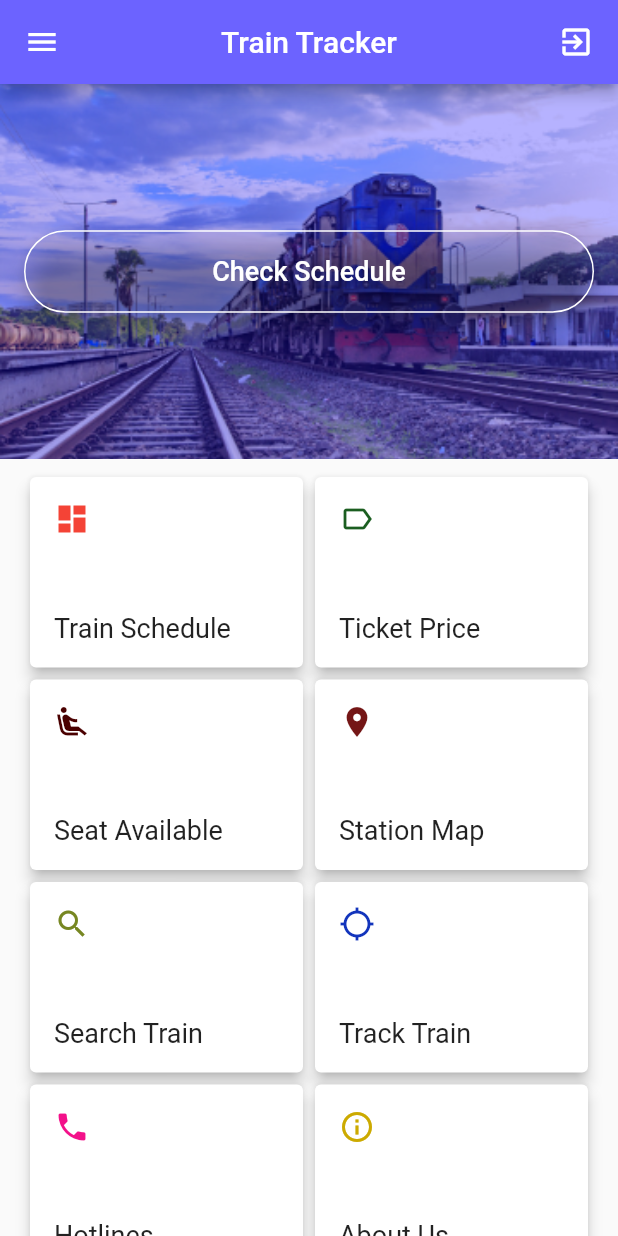
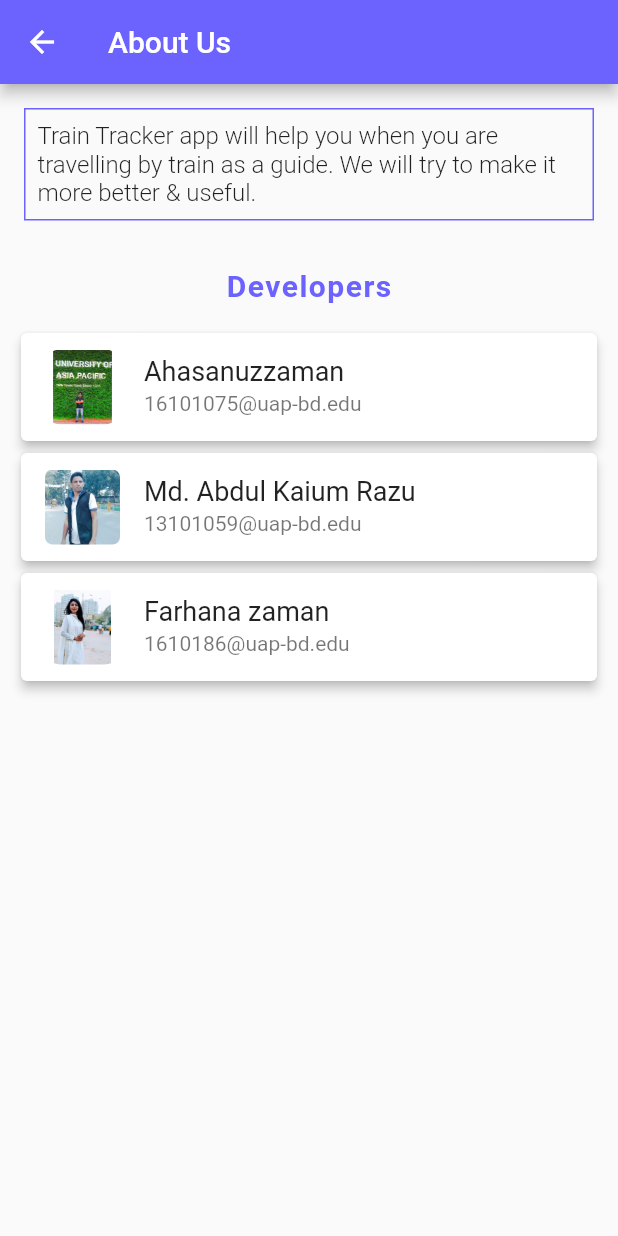
Before and after one commit to RafatMeraz/train_tracker, a Flutter app: the DashBoard screen opened directly, after a tap on "About Us", on a phone screen of 412 x 824 dp. Run offline on Flutter 3.47's test engine with Material 2 defaults, Android fonts, the phone set to English and light mode, and no system bars; our stand-ins replace cloud_firestore, firebase_auth, google_maps_flutter, modal_progress_hud, toast; missing offline and left inert: search_app_bar; accounts and stored records are empty.

Commit message:
About Us screen done

```diff
--- /dev/null
+++ b/lib/screens/about_us.dart
@@ -0,0 +1,139 @@
+import 'package:flutter/cupertino.dart';
+import 'package:flutter/material.dart';
+import '../utils/constants.dart';
+
+class AboutUs extends StatelessWidget {
+  @override
+  Widget build(BuildContext context) {
+    return Scaffold(
+      appBar: AppBar(
+        backgroundColor: kMainColor,
+        title: Text(
+          'About Us'
+        ),
+      ),
+      body: SingleChildScrollView(
+        child: Column(
+          children: <Widget>[
+            Container(
+              padding: EdgeInsets.all(8),
+              margin: EdgeInsets.all(16),
+              decoration: BoxDecoration(
+                border: Border.all(color: kMainColor,)
+              ),
+              child: Text(
+                'Train Tracker app will help you when you are travelling by train as a guide. We will try to make it more better & useful.',
+                style: TextStyle(
+                  fontSize: 16,
+                  fontWeight: FontWeight.w300
+                ),
+              ),
+            ),
+            Container(
+              margin: EdgeInsets.symmetric(vertical: 16),
+              child: Text(
+                'Developers',
+                style: TextStyle(
+                  fontWeight: FontWeight.bold,
+                  letterSpacing: 1,
+                  color: kMainColor,
+                  fontSize: 20
+                ),
+              ),
+            ),
+            Container(
+              margin: EdgeInsets.symmetric(horizontal: 10),
+              child: Card(
+                elevation: 3,
+                child: ListTile(
+                  leading: ClipRRect(
+                    borderRadius: BorderRadius.circular(10),
+                    child: Container(
+                      width: 50,
+                      height: 50,
+                      child: Image.asset(
+                          'images/ridoy.jpg'
+                      ),
+                    ),
+                  ),
+                  title: Text(
+                    'Ahasanuzzaman',
+                    style: TextStyle(
+                        fontSize: 18
+                    ),
+                  ),
+                  subtitle: Text(
+                    '16101075@uap-bd.edu',
+                    style: TextStyle(
+                        fontSize: 14
+                    ),
+                  ),
+                )
+              ),
+            ),
+            Container(
+              margin: EdgeInsets.symmetric(horizontal: 10),
+              child: Card(
+                elevation: 3,
+                child: ListTile(
+                  leading: ClipRRect(
+                    borderRadius: BorderRadius.circular(5),
+                    child: Container(
+                      width: 50,
+                      height: 50,
+                      child: Image.asset(
+                          'images/razu.jpg'
+                      ),
+                    ),
+                  ),
+                  title: Text(
+                    'Md. Abdul Kaium Razu',
+                    style: TextStyle(
+                        fontSize: 18
+                    ),
+                  ),
+                  subtitle: Text(
+                    '13101059@uap-bd.edu',
+                    style: TextStyle(
+                        fontSize: 14
+                    ),
+                  ),
+                )
+              ),
+            ),
+            Container(
+              margin: EdgeInsets.symmetric(horizontal: 10),
+              child: Card(
+                elevation: 3,
+                child: ListTile(
+                  leading: ClipRRect(
+                    borderRadius: BorderRadius.circular(10),
+                    child: Container(
+                      width: 50,
+                      height: 50,
+                      child: Image.asset(
+                          'images/farhana.jpg'
+                      ),
+                    ),
+                  ),
+                  title: Text(
+                    'Farhana zaman',
+                    style: TextStyle(
+                      fontSize: 18
+                    ),
+                  ),
+                  subtitle: Text(
+                    '1610186@uap-bd.edu',
+                    style: TextStyle(
+                      fontSize: 14
+                    ),
+                  ),
+                )
+              ),
+            ),
+          ],
+        ),
+      ),
+    );
+  }
+}
--- a/lib/screens/dashboard_screen.dart
+++ b/lib/screens/dashboard_screen.dart
@@ -1,4 +1,6 @@
 import 'package:flutter/cupertino.dart';
+import 'package:traintracker/screens/about_us.dart';
+import 'package:traintracker/screens/hotlines.dart';
 import 'package:traintracker/screens/login_screen.dart';
 import 'package:traintracker/screens/seat_available.dart';
 import 'package:traintracker/screens/track_train.dart';
@@ -170,7 +172,12 @@ class _DashBoardState extends State<DashBoard> {
                   children: <Widget>[
                     Expanded(
                       child: MenuCard(
-                        onTap: () {},
+                        onTap: () {
+                          Navigator.push(context, MaterialPageRoute(
+                             builder: (BuildContext context) => Hotlines()
+                            )
+                          );
+                        },
                         icon: Icons.phone,
                         iconColor: Color(0xFFF3118A),
                         menuName: 'Hotlines',
@@ -178,7 +185,12 @@ class _DashBoardState extends State<DashBoard> {
                     ),
                     Expanded(
                       child: MenuCard(
-                        onTap: (){},
+                        onTap: (){
+                          Navigator.push(context, MaterialPageRoute(
+                              builder: (BuildContext context) => AboutUs()
+                          )
+                          );
+                        },
                         icon: Icons.info_outline,
                         iconColor: Color(0xFFCCAA00),
                         menuName: 'About Us',
--- a/pubspec.yaml
+++ b/pubspec.yaml
@@ -30,6 +30,7 @@ dependencies:
   modal_progress_hud: ^0.1.3
   toast: ^0.1.5
   cloud_firestore: ^0.13.4+2
+  url_launcher: ^5.4.2
 
 dev_dependencies:
   flutter_test:
```
Also changed, not shown: lib/screens/hotlines.dart (added, +93 -0 lines), images/farhana.jpg (added), images/razu.jpg (added), images/ridoy.jpg (added), pubspec.lock.
